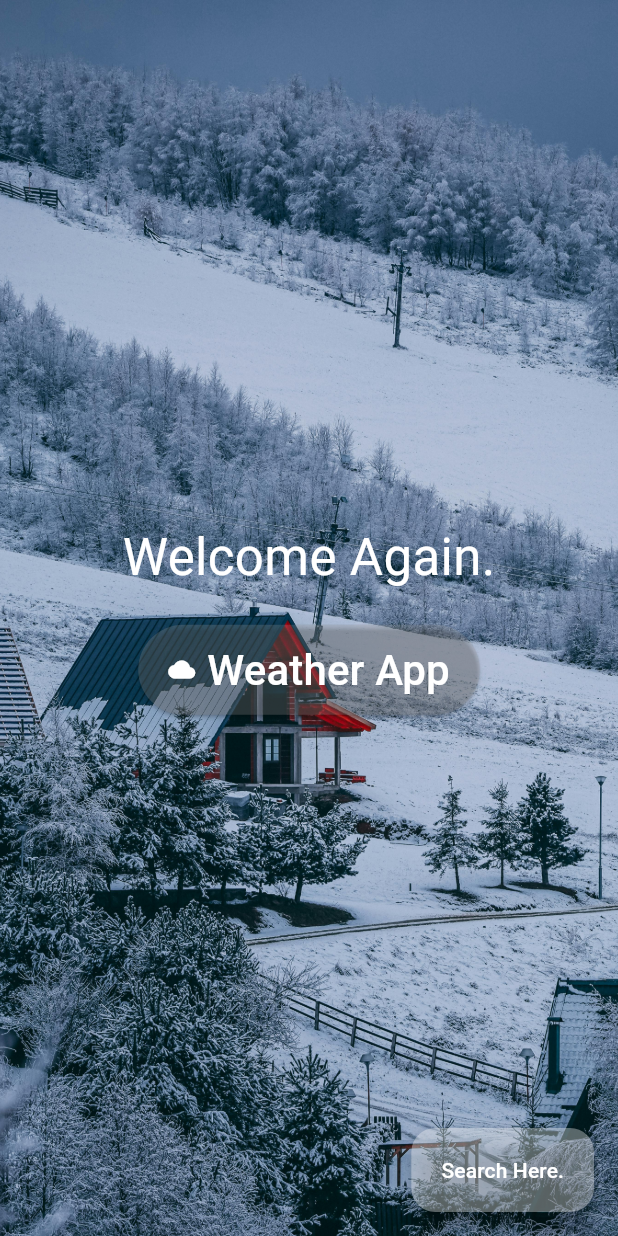
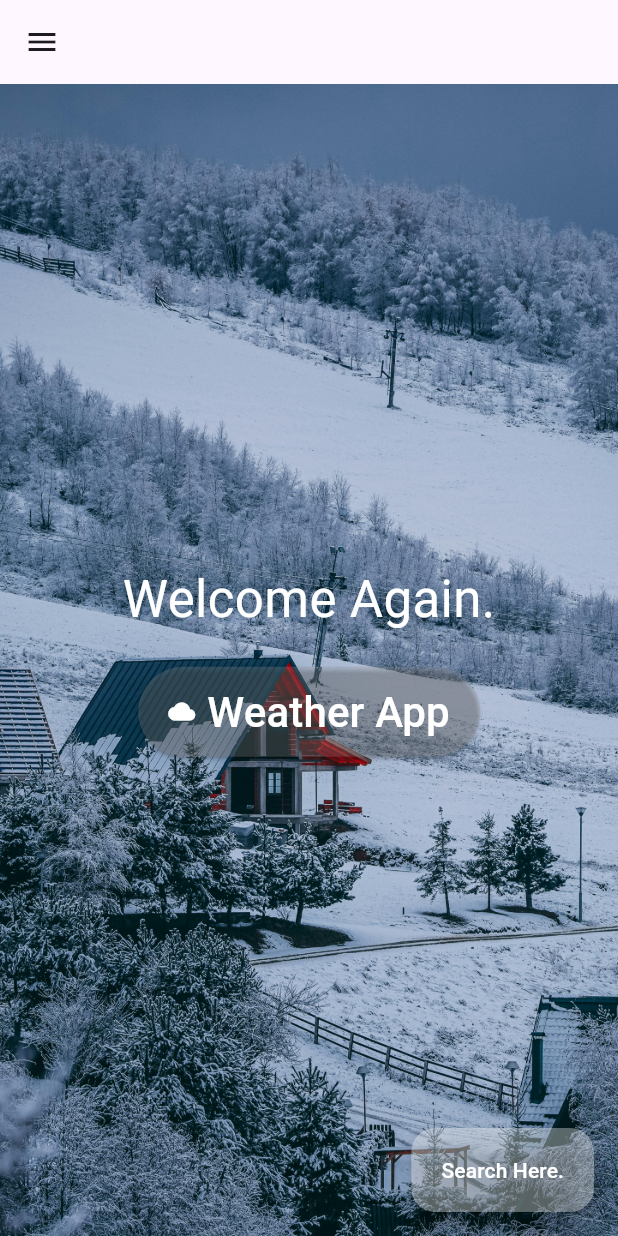
Before and after one commit to zakarieyusuf0/weather_app, a Flutter app: the screen it shows after launch, on a phone screen of 412 x 824 dp. Run offline on Flutter 3.47's test engine with Material 3 defaults, Android fonts, the phone set to English and light mode, and no system bars; our stand-ins replace weather.

Commit message:
made some upgrade

```diff
--- a/analysis_options.yaml
+++ b/analysis_options.yaml
@@ -7,6 +7,9 @@
 
 # The following line activates a set of recommended lints for Flutter apps,
 # packages, and plugins designed to encourage good coding practices.
+analyzer:
+  errors:
+    must_be_immutable: ignore
 include: package:flutter_lints/flutter.yaml
 
 linter:
--- a/lib/main.dart
+++ b/lib/main.dart
@@ -1,9 +1,10 @@
 // ignore_for_file: prefer_const_constructors
 
 import 'package:flutter/material.dart';
-import 'package:weather_app/views/Homescreen.dart';
+import 'package:weather_app/config/devinfo.dart';
+import 'package:weather_app/views/home_screen.dart';
 
-import 'views/SearchScreen.dart';
+import 'views/search_screen.dart';
 
 void main() {
   runApp(MyApp());
@@ -19,6 +20,7 @@ class MyApp extends StatelessWidget {
       home: HomeScreen(),
       routes: {
         '/searchScreen': (context) => SearchScreen(),
+        '/devinfo': (context) => DevInfo(),
       },
     );
   }
--- a/lib/views/Homescreen.dart
+++ b/lib/views/home_screen.dart
@@ -13,6 +13,50 @@ class _HomeScreenState extends State<HomeScreen> {
   @override
   Widget build(BuildContext context) {
     return Scaffold(
+      appBar: AppBar(
+          // leading: IconButton(
+          //   onPressed: () {},
+          //   icon: Icon(
+          //     Icons.menu,
+          //   ),
+          // ),
+
+          ),
+      drawer: Drawer(
+        child: ListView(
+          padding: EdgeInsets.zero,
+          children: [
+            const DrawerHeader(
+              decoration: BoxDecoration(
+                color: Colors.blue,
+              ),
+              child: Center(
+                child: Text(
+                  'Developer Info',
+                  style: TextStyle(
+                    color: Colors.white,
+                    fontSize: 24,
+                  ),
+                ),
+              ),
+            ),
+            ListTile(
+              leading: Icon(Icons.settings),
+              title: Text(
+                'Settings',
+                style: TextStyle(
+                  fontSize: 24,
+                  fontWeight: FontWeight.bold,
+                ),
+              ),
+              onTap: () {
+                Navigator.pop(context);
+                Navigator.pushNamed(context, '/devinfo');
+              },
+            ),
+          ],
+        ),
+      ),
       body: Container(
         decoration: BoxDecoration(
           image: DecorationImage(
```
Also changed, not shown: lib/config/devinfo.dart (added, +48 -0 lines), pubspec.yaml (+2 -64 lines), lib/views/search_screen.dart (renamed from lib/views/SearchScreen.dart).
